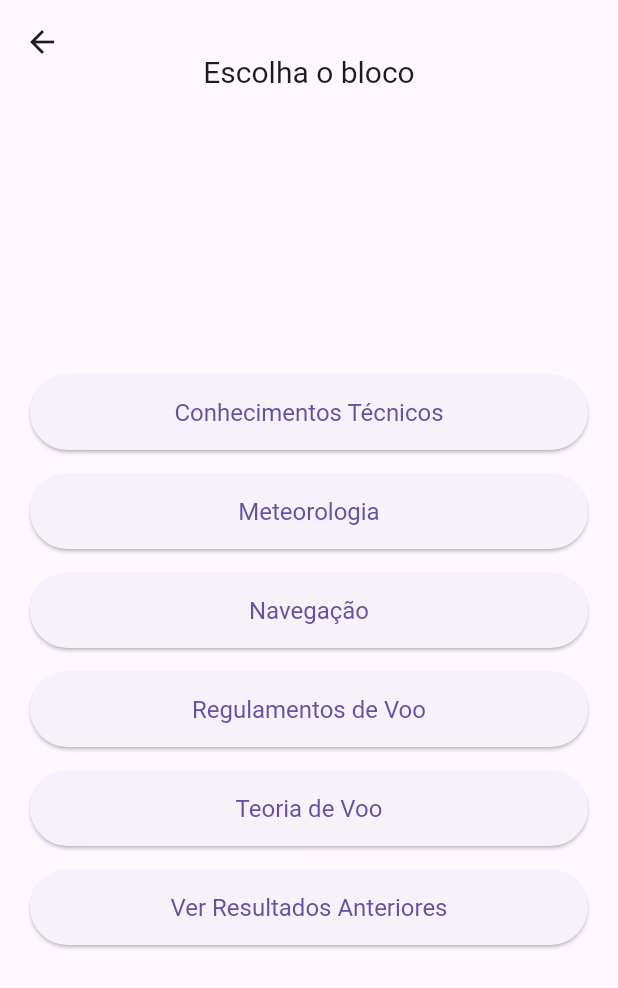
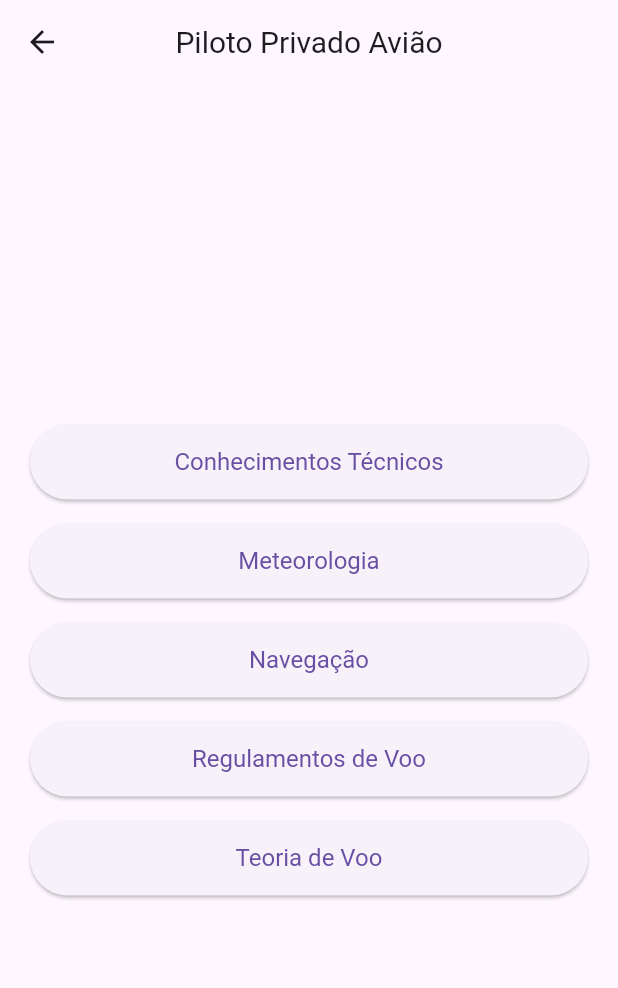
Before and after one commit to Ghcrabbit/quizz_app, a Flutter app: the MainScreen screen opened directly, after a tap on "Piloto Privado Avião", on a phone screen of 412 x 824 dp. Shown: the top 988 px of the screen. Run offline on Flutter 3.47's test engine with Material 3 defaults, Android fonts, the phone set to English and light mode, and no system bars; our stand-ins replace firebase_core, firebase_crashlytics, flutter_native_splash, shared_preferences; accounts and stored records are empty.

```diff
--- a/lib/main.dart
+++ b/lib/main.dart
@@ -3,7 +3,7 @@ import 'package:firebase_crashlytics/firebase_crashlytics.dart';
 import 'package:flutter/foundation.dart';
 import 'package:flutter/material.dart';
 import 'package:flutter_native_splash/flutter_native_splash.dart';
-import './screens/initial_screen.dart';
+import './screens/test_type_screen.dart';
 import 'package:firebase_core/firebase_core.dart';
 import 'firebase_options.dart';
 import 'package:flutter/services.dart';
@@ -68,7 +68,7 @@ class _MyAppState extends State<MyApp> {
   Widget build(BuildContext context) {
     return const MaterialApp(
       debugShowCheckedModeBanner: false,
-      home: InitialScreen(),
+      home: MainScreen(),
     );
   }
 }
--- a/lib/screens/initial_screen.dart
+++ /dev/null
@@ -1,115 +0,0 @@
-import 'package:flutter/material.dart';
-import 'question_screen.dart';
-import './results_screen.dart'; // Verifique o caminho correto se necessário
-
-class InitialScreen extends StatelessWidget {
-  const InitialScreen({Key? key}) : super(key: key);
-
-  static const String bloco1Path = 'assets/data/conhecimentos tecnicos.json';
-  static const String bloco2Path = 'assets/data/meteorologia.json';
-  static const String bloco3Path = 'assets/data/navegacao.json';
-  static const String bloco4Path = 'assets/data/regulamentos.json';
-  static const String bloco5Path = 'assets/data/teoria de voo.json';
-
-  void _navigateToHomeScreen(BuildContext context, String jsonPath) {
-    Navigator.push(
-      context,
-      MaterialPageRoute(
-        builder: (context) => HomeScreen(jsonPath: jsonPath),
-      ),
-    );
-  }
-
-  void _navigateToResultsScreen(BuildContext context) {
-    Navigator.push(
-      context,
-      MaterialPageRoute(
-        builder: (context) => ResultsScreen(),
-      ),
-    );
-  }
-
-  Widget _buildButton(BuildContext context, String text,
-      VoidCallback onPressed) {
-    return Padding(
-      padding: const EdgeInsets.symmetric(vertical: 8.0),
-      child: SizedBox(
-        width: double.infinity,
-        child: ElevatedButton(
-          onPressed: onPressed,
-          style: ElevatedButton.styleFrom(
-            padding:
-            const EdgeInsets.symmetric(horizontal: 20.0, vertical: 15.0),
-            textStyle: const TextStyle(fontSize: 16.0),
-            minimumSize: const Size(200, 50),
-          ),
-          child: Text(
-            text,
-            textAlign: TextAlign.center,
-          ),
-        ),
-      ),
-    );
-  }
-
-  @override
-  Widget build(BuildContext context) {
-    return Scaffold(
-      appBar: AppBar(
-        centerTitle: true,
-        title: const PreferredSize(
-          preferredSize: Size.fromHeight(120.0), // Altura do AppBar com padding
-          child: Padding(
-            padding: EdgeInsets.only(top: 40.0), // Ajusta a distância do título para baixo
-            child: Text(
-              'Escolha o bloco',
-              style: TextStyle(fontSize: 20.0), // Estilize o texto se necessário
-            ),
-          ),
-        ),
-      ),
-      body: Center(
-        child: Padding(
-          padding: const EdgeInsets.symmetric(horizontal: 20.0),
-          child: Column(
-            mainAxisAlignment: MainAxisAlignment.center,
-            crossAxisAlignment: CrossAxisAlignment.stretch,
-            children: [
-              _buildButton(
-                context,
-                'Conhecimentos Técnicos',
-                    () => _navigateToHomeScreen(context, bloco1Path),
-              ),
-              _buildButton(
-                context,
-                'Meteorologia',
-                    () => _navigateToHomeScreen(context, bloco2Path),
-              ),
-              _buildButton(
-                context,
-                'Navegação',
-                    () => _navigateToHomeScreen(context, bloco3Path),
-              ),
-              _buildButton(
-                context,
-                'Regulamentos de Voo',
-                    () => _navigateToHomeScreen(context, bloco4Path),
-              ),
-              _buildButton(
-                context,
-                'Teoria de Voo',
-                    () => _navigateToHomeScreen(context, bloco5Path),
-              ),
-              _buildButton(
-                context,
-                'Ver Resultados Anteriores',
-                    () => _navigateToResultsScreen(context),
-              ),
-
-            ],
-          ),
-        ),
-      ),
-    );
-  }
-}
--- a/lib/screens/main_screen.dart
+++ b/lib/screens/main_screen.dart
@@ -1,14 +1,52 @@
 import 'package:flutter/material.dart';
-import 'initial_screen.dart'; // Certifique-se de que o caminho está correto
+import 'test_type_screen.dart';
+import './results_screen.dart'; // Verifique o caminho correto se necessário
 
 class MainScreen extends StatelessWidget {
   const MainScreen({Key? key}) : super(key: key);
 
-  void _navigateToInitialScreen(BuildContext context) {
+  void _navigateToTypeTestPilotoPrivado(BuildContext context) {
+    final Map<String, String> pilotoPrivadoBlocks = {
+      'Conhecimentos Técnicos': 'assets/data/conhecimentos tecnicos.json',
+      'Meteorologia': 'assets/data/meteorologia.json',
+      'Navegação': 'assets/data/navegacao.json',
+      'Regulamentos de Voo': 'assets/data/regulamentos.json',
+      'Teoria de Voo': 'assets/data/teoria de voo.json',
+    };
+
     Navigator.push(
       context,
       MaterialPageRoute(
-        builder: (context) => const InitialScreen(),
+        builder: (context) => TestTypeScreen(
+          title: 'Piloto Privado Avião',
+          blocks: pilotoPrivadoBlocks,
+        ),
+      ),
+    );
+  }
+
+  void _navigateToInitialScreenCMS(BuildContext context) {
+    final Map<String, String> cmsBlocks = {
+      'Regulamentos de Voo': 'assets/data/regulamentos.json',
+      'Teoria de Voo': 'assets/data/teoria de voo.json',
+    };
+
+    Navigator.push(
+      context,
+      MaterialPageRoute(
+        builder: (context) => TestTypeScreen(
+          title: 'Comissário de Voo',
+          blocks: cmsBlocks,
+        ),
+      ),
+    );
+  }
+
+  void _navigateToResultsScreen(BuildContext context) {
+    Navigator.push(
+      context,
+      MaterialPageRoute(
+        builder: (context) => ResultsScreen(),
       ),
     );
   }
@@ -54,21 +92,17 @@ class MainScreen extends StatelessWidget {
               _buildButton(
                 context,
                 'Piloto Privado Avião',
-                    () => _navigateToInitialScreen(context),
+                    () => _navigateToTypeTestPilotoPrivado(context),
               ),
               _buildButton(
                 context,
-                'Em breve',
-                    () {
-                  // Ação a ser definida no futuro
-                },
+                'Comissário de Voo',
+                    () => _navigateToInitialScreenCMS(context),
               ),
               _buildButton(
                 context,
-                'Em breve',
-                    () {
-                  // Ação a ser definida no futuro
-                },
+                'Ver Resultados Anteriores',
+                    () => _navigateToResultsScreen(context),
               ),
             ],
           ),
--- /dev/null
+++ b/lib/screens/test_type_screen.dart
@@ -0,0 +1,84 @@
+import 'package:flutter/material.dart';
+import 'question_screen.dart';
+import './results_screen.dart'; // Verifique o caminho correto se necessário
+
+class TestTypeScreen extends StatelessWidget {
+  final String title;
+  final Map<String, String> blocks;
+
+  const TestTypeScreen({
+    Key? key,
+    required this.title,
+    required this.blocks,
+  }) : super(key: key);
+
+  void _navigateToQuestionScreen(BuildContext context, String jsonPath) {
+    Navigator.push(
+      context,
+      MaterialPageRoute(
+        builder: (context) => QuestionScreen(jsonPath: jsonPath),
+      ),
+    );
+  }
+
+  void _navigateToResultsScreen(BuildContext context) {
+    Navigator.push(
+      context,
+      MaterialPageRoute(
+        builder: (context) => ResultsScreen(),
+      ),
+    );
+  }
+
+  Widget _buildButton(BuildContext context, String text, VoidCallback onPressed) {
+    return Padding(
+      padding: const EdgeInsets.symmetric(vertical: 8.0),
+      child: SizedBox(
+        width: double.infinity,
+        child: ElevatedButton(
+          onPressed: onPressed,
+          style: ElevatedButton.styleFrom(
+            padding:
+            const EdgeInsets.symmetric(horizontal: 20.0, vertical: 15.0),
+            textStyle: const TextStyle(fontSize: 16.0),
+            minimumSize: const Size(200, 50),
+          ),
+          child: Text(
+            text,
+            textAlign: TextAlign.center,
+          ),
+        ),
+      ),
+    );
+  }
+
+  @override
+  Widget build(BuildContext context) {
+    return Scaffold(
+      appBar: AppBar(
+        centerTitle: true,
+        title: Text(
+          title,
+          style: const TextStyle(fontSize: 20.0),
+        ),
+      ),
+      body: Center(
+        child: Padding(
+          padding: const EdgeInsets.symmetric(horizontal: 20.0),
+          child: Column(
+            mainAxisAlignment: MainAxisAlignment.center,
+            crossAxisAlignment: CrossAxisAlignment.stretch,
+            children: [
+              for (var entry in blocks.entries)
+                _buildButton(
+                  context,
+                  entry.key,
+                      () => _navigateToQuestionScreen(context, entry.value),
+                ),
+            ],
+          ),
+        ),
+      ),
+    );
+  }
+}
```
Also changed, not shown: lib/screens/question_screen.dart (+8 -12 lines).
